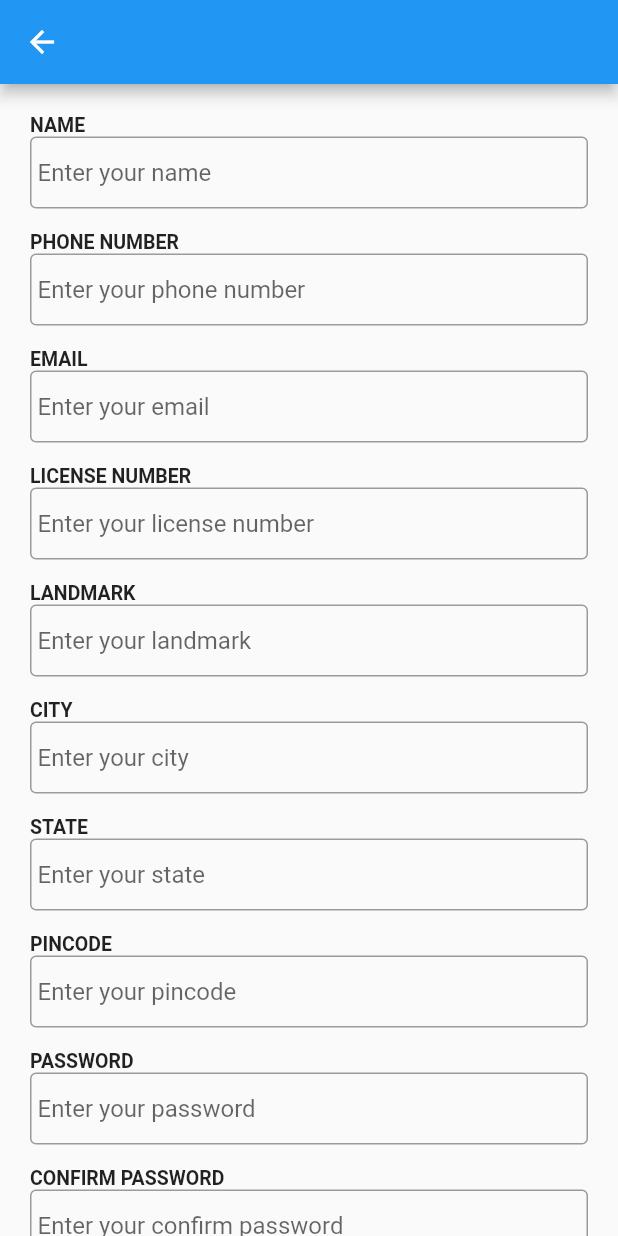
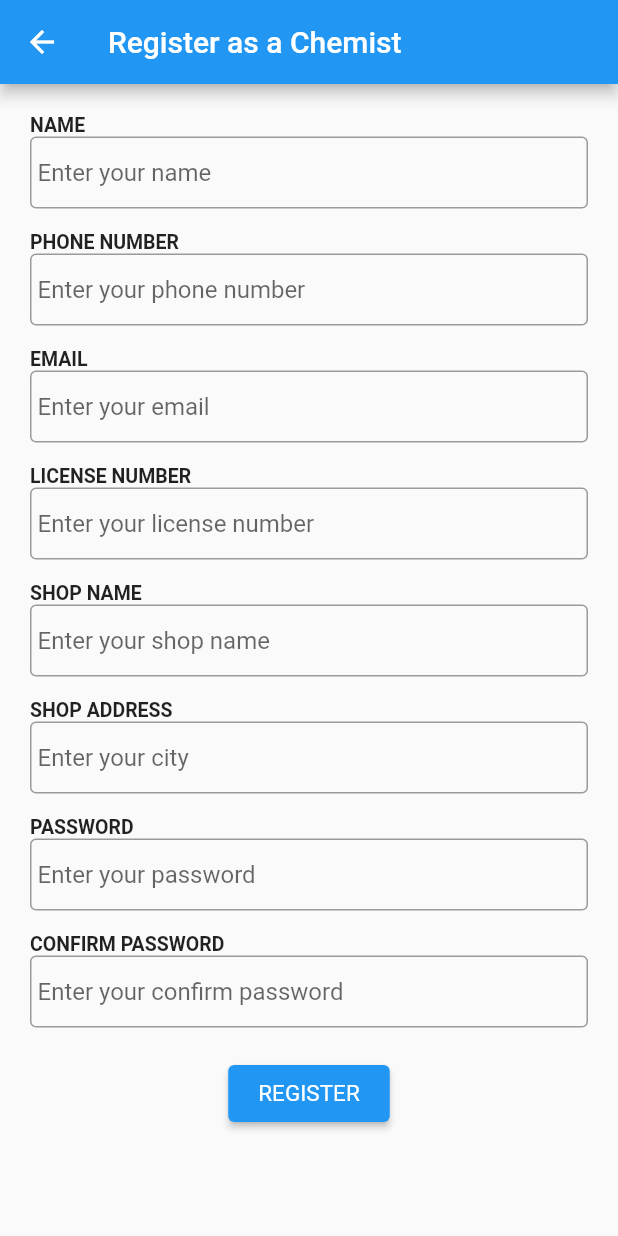
Before and after one commit to mundadapurva/UHI-Frontend, a Flutter app: the UhiChemistRegister screen opened directly, on a phone screen of 412 x 824 dp. Run offline on Flutter 3.47's test engine with Material 2 defaults, Android fonts, the phone set to English and light mode, and no system bars; our stand-ins replace animated_text_kit, bloc, carousel_slider, flutter_bloc, flutter_login, shared_preferences; missing offline and left inert: animated_button; accounts and stored records are empty; network calls fail.

Commit message:
19th April changes

```diff
--- a/lib/design/widgets/uhi_book_appointment.dart
+++ b/lib/design/widgets/uhi_book_appointment.dart
@@ -4,9 +4,9 @@ import 'package:landing_page/design/widgets/uhi_specialities_list.dart';
 import '../../logic/search_delegate/speciality_search.dart';
 
 class UhiBookAppointment extends StatefulWidget {
-  const UhiBookAppointment({super.key, required this.userId});
+  const UhiBookAppointment({super.key});
 
-  final String userId;
+
 
   @override
   State<UhiBookAppointment> createState() => _UhiBookAppointmentState();
@@ -17,7 +17,6 @@ class _UhiBookAppointmentState extends State<UhiBookAppointment> {
   @override
   Widget build(BuildContext context) {
     return Scaffold(
-      appBar: AppBar(),
       body: SingleChildScrollView(
         child: Padding(
           padding: const EdgeInsets.all(10),
--- a/lib/design/widgets/uhi_bottom_navbar.dart
+++ b/lib/design/widgets/uhi_bottom_navbar.dart
@@ -1,4 +1,8 @@
 import 'package:flutter/material.dart';
+
+import 'uhi_book_appointment.dart';
+import 'uhi_chemist_register.dart';
+import 'uhi_doctor_register.dart';
 
 class UhiBottomNavbar extends StatelessWidget {
   const UhiBottomNavbar({super.key});
--- a/lib/design/widgets/uhi_chemist_register.dart
+++ b/lib/design/widgets/uhi_chemist_register.dart
@@ -1,4 +1,9 @@
+import 'dart:developer';
+
 import 'package:flutter/material.dart';
+import 'package:flutter_bloc/flutter_bloc.dart';
+
+import '../../logic/auth_bloc/auth_bloc.dart';
 
 class UhiChemistRegister extends StatefulWidget {
   const UhiChemistRegister({super.key});
@@ -8,13 +13,46 @@ class UhiChemistRegister extends StatefulWidget {
 }
 
 class _UhiChemistRegisterState extends State<UhiChemistRegister> {
+  final _formKey = GlobalKey<FormState>();
+
+  final TextEditingController _nameController = TextEditingController();
+  final TextEditingController _phoneController = TextEditingController();
+  final TextEditingController _emailController = TextEditingController();
+  final TextEditingController _passwordController = TextEditingController();
+  final TextEditingController _confirmPasswordController =
+      TextEditingController();
+  final TextEditingController _shopAddressController = TextEditingController();
+  final TextEditingController _licenseController = TextEditingController();
+  final TextEditingController _shopNameController = TextEditingController();
+
   @override
   Widget build(BuildContext context) {
     return Scaffold(
       appBar: AppBar(
-
+        title: const Text(
+          'Register as a Chemist',
         ),
-      body: SingleChildScrollView(
+      ),
+      body: BlocListener<AuthBloc, AuthState>(
+        listener: (context, state) {
+          // TODO: implement listener
+          if (state is AuthSuccess) {
+            ScaffoldMessenger.of(context).showSnackBar(
+              SnackBar(
+                content: Text(state.message),
+              ),
+            );
+          } else if (state is AuthFailure) {
+            ScaffoldMessenger.of(context).showSnackBar(
+              SnackBar(
+                content: Text(state.message),
+              ),
+            );
+          }
+        },
+        child: SingleChildScrollView(
+          child: Form(
+            key: _formKey,
             child: Container(
               padding: const EdgeInsets.all(20),
               child: Column(
@@ -35,6 +73,7 @@ class _UhiChemistRegisterState extends State<UhiChemistRegister> {
                       }
                       return null;
                     },
+                    controller: _nameController,
                     keyboardType: TextInputType.name,
                     maxLength: 50,
                     decoration: const InputDecoration(
@@ -59,6 +98,7 @@ class _UhiChemistRegisterState extends State<UhiChemistRegister> {
                       }
                       return null;
                     },
+                    controller: _phoneController,
                     keyboardType: TextInputType.phone,
                     maxLength: 10,
                     decoration: const InputDecoration(
@@ -83,6 +123,7 @@ class _UhiChemistRegisterState extends State<UhiChemistRegister> {
                       }
                       return null;
                     },
+                    controller: _emailController,
                     keyboardType: TextInputType.emailAddress,
                     maxLength: 320,
                     decoration: const InputDecoration(
@@ -107,6 +148,7 @@ class _UhiChemistRegisterState extends State<UhiChemistRegister> {
                       }
                       return null;
                     },
+                    controller: _licenseController,
                     maxLength: 10,
                     decoration: const InputDecoration(
                       hintText: 'Enter your license number',
@@ -117,7 +159,7 @@ class _UhiChemistRegisterState extends State<UhiChemistRegister> {
                   ),
                   const SizedBox(height: 15),
                   const Text(
-                'LANDMARK',
+                    'SHOP NAME',
                     style: TextStyle(
                       fontSize: 13,
                       fontWeight: FontWeight.w600,
@@ -126,19 +168,20 @@ class _UhiChemistRegisterState extends State<UhiChemistRegister> {
                   TextFormField(
                     validator: (value) {
                       if (value!.isEmpty) {
-                    return 'Please enter your landmark';
+                        return 'Please enter your shop name';
                       }
                       return null;
                     },
+                    controller: _shopNameController,
                     decoration: const InputDecoration(
-                  hintText: 'Enter your landmark',
+                      hintText: 'Enter your shop name',
                       border: OutlineInputBorder(),
                       contentPadding: EdgeInsets.all(5),
                     ),
                   ),
                   const SizedBox(height: 15),
                   const Text(
-                'CITY',
+                    'SHOP ADDRESS',
                     style: TextStyle(
                       fontSize: 13,
                       fontWeight: FontWeight.w600,
@@ -151,51 +194,9 @@ class _UhiChemistRegisterState extends State<UhiChemistRegister> {
                       }
                       return null;
                     },
+                    controller: _shopAddressController,
                     decoration: const InputDecoration(
                       hintText: 'Enter your city',
-                  border: OutlineInputBorder(),
-                  contentPadding: EdgeInsets.all(5),
-                ),
-              ),
-              const SizedBox(height: 15),
-              const Text(
-                'STATE',
-                style: TextStyle(
-                  fontSize: 13,
-                  fontWeight: FontWeight.w600,
-                ),
-              ),
-              TextFormField(
-                validator: (value) {
-                  if (value!.isEmpty) {
-                    return 'Please enter your state';
-                  }
-                  return null;
-                },
-                decoration: const InputDecoration(
-                  hintText: 'Enter your state',
-                  border: OutlineInputBorder(),
-                  contentPadding: EdgeInsets.all(5),
-                ),
-              ),
-              const SizedBox(height: 15),
-              const Text(
-                'PINCODE',
-                style: TextStyle(
-                  fontSize: 13,
-                  fontWeight: FontWeight.w600,
-                ),
-              ),
-              TextFormField(
-                validator: (value) {
-                  if (value!.isEmpty) {
-                    return 'Please enter your pincode';
-                  }
-                  return null;
-                },
-                keyboardType: TextInputType.number,
-                decoration: const InputDecoration(
-                  hintText: 'Enter your pincode',
                       border: OutlineInputBorder(),
                       contentPadding: EdgeInsets.all(5),
                     ),
@@ -215,6 +216,8 @@ class _UhiChemistRegisterState extends State<UhiChemistRegister> {
                       }
                       return null;
                     },
+                    obscureText: true,
+                    controller: _passwordController,
                     maxLength: 12,
                     decoration: const InputDecoration(
                       hintText: 'Enter your password',
@@ -238,6 +241,8 @@ class _UhiChemistRegisterState extends State<UhiChemistRegister> {
                       }
                       return null;
                     },
+                    obscureText: true,
+                    controller: _confirmPasswordController,
                     maxLength: 12,
                     decoration: const InputDecoration(
                       hintText: 'Enter your confirm password',
@@ -258,7 +263,30 @@ class _UhiChemistRegisterState extends State<UhiChemistRegister> {
                             fontSize: 15,
                           ),
                         ),
-                    onPressed: () {},
+                        onPressed: () {
+                          if (_formKey.currentState!.validate()) {
+                            if (_passwordController.text ==
+                                _confirmPasswordController.text) {
+                              BlocProvider.of<AuthBloc>(context).add(
+                                AuthRegisterChemistEvent(
+                                  name: _nameController.text,
+                                  phone: _phoneController.text,
+                                  email: _emailController.text,
+                                  license: _licenseController.text,
+                                  shopName: _shopNameController.text,
+                                  shopAddress: _shopAddressController.text,
+                                  password: _passwordController.text,
+                                ),
+                              );
+                            } else {
+                              ScaffoldMessenger.of(context).showSnackBar(
+                                const SnackBar(
+                                  content: Text('Passwords do not match'),
+                                ),
+                              );
+                            }
+                          }
+                        },
                         child: const Text(
                           'REGISTER',
                           style: TextStyle(fontSize: 15),
@@ -271,6 +299,8 @@ class _UhiChemistRegisterState extends State<UhiChemistRegister> {
               ),
             ),
           ),
+        ),
+      ),
     );
   }
 }
--- a/lib/design/widgets/uhi_intro_screen.dart
+++ b/lib/design/widgets/uhi_intro_screen.dart
@@ -105,7 +105,7 @@ class UhiIntroScreen extends StatelessWidget {
                       Navigator.of(context).pushReplacement(
                         MaterialPageRoute(
                           builder: (context) => const UhiPatientRegister(),
-                        ),
+                        ), // TODO: ask for type of registration
                       );
                     },
                     enabled: true,
--- a/lib/design/widgets/uhi_patient_register.dart
+++ b/lib/design/widgets/uhi_patient_register.dart
@@ -2,6 +2,7 @@ import 'dart:developer';
 
 import 'package:flutter/material.dart';
 import 'package:flutter_bloc/flutter_bloc.dart';
+import 'package:landing_page/design/pages/login_page.dart';
 import 'package:landing_page/logic/auth_bloc/auth_bloc.dart';
 
 import '../../home_page.dart';
@@ -35,8 +36,9 @@ class _UhiPatientRegisterState extends State<UhiPatientRegister> {
           Navigator.push(
             context,
             MaterialPageRoute(
-              builder: (context) => MyHomePage(
-                userId: state.id,
+              builder: (context) => LoginPage(
+                id: state.id,
+                type: state.type ?? 'user',
               ),
             ),
           );
@@ -49,6 +51,9 @@ class _UhiPatientRegisterState extends State<UhiPatientRegister> {
         }
       },
       child: Scaffold(
+        appBar: AppBar(
+          title: const Text('Patient Register'),
+        ),
         body: SingleChildScrollView(
           child: Container(
             padding: const EdgeInsets.all(20),
@@ -173,14 +178,14 @@ class _UhiPatientRegisterState extends State<UhiPatientRegister> {
                     },
                     controller: _dobController,
                     decoration: const InputDecoration(
-                      hintText: 'Enter your landmark',
+                      hintText: 'Enter your dob',
                       border: OutlineInputBorder(),
                       contentPadding: EdgeInsets.all(5),
                     ),
                   ),
                   const SizedBox(height: 15),
                   const Text(
-                    'CITY',
+                    'ADDRESS',
                     style: TextStyle(
                       fontSize: 13,
                       fontWeight: FontWeight.w600,
@@ -189,57 +194,14 @@ class _UhiPatientRegisterState extends State<UhiPatientRegister> {
                   TextFormField(
                     validator: (value) {
                       if (value!.isEmpty) {
-                        return 'Please enter your city';
-                      }
-                      return null;
-                    },
-                    decoration: const InputDecoration(
-                      hintText: 'Enter your city',
-                      border: OutlineInputBorder(),
-                      contentPadding: EdgeInsets.all(5),
-                    ),
-                  ),
-                  const SizedBox(height: 15),
-                  const Text(
-                    'STATE',
-                    style: TextStyle(
-                      fontSize: 13,
-                      fontWeight: FontWeight.w600,
-                    ),
-                  ),
-                  TextFormField(
-                    validator: (value) {
-                      if (value!.isEmpty) {
-                        return 'Please enter your state';
-                      }
-                      return null;
-                    },
-                    decoration: const InputDecoration(
-                      hintText: 'Enter your state',
-                      border: OutlineInputBorder(),
-                      contentPadding: EdgeInsets.all(5),
-                    ),
-                  ),
-                  const SizedBox(height: 15),
-                  const Text(
-                    'PINCODE',
-                    style: TextStyle(
-                      fontSize: 13,
-                      fontWeight: FontWeight.w600,
-                    ),
-                  ),
-                  TextFormField(
-                    validator: (value) {
-                      if (value!.isEmpty) {
-                        return 'Please enter your pincode';
+                        return 'Please enter your address';
                       }
                       return null;
                     },
                     controller: _addressController,
-                    maxLength: 6,
                     keyboardType: TextInputType.number,
                     decoration: const InputDecoration(
-                      hintText: 'Enter your pincode',
+                      hintText: 'Enter your address',
                       border: OutlineInputBorder(),
                       contentPadding: EdgeInsets.all(5),
                     ),
--- a/lib/home_page.dart
+++ b/lib/home_page.dart
@@ -47,7 +47,7 @@ class _MyHomePageState extends State<MyHomePage> {
       //     ],
       //   ),
       // ),
-      body:  UhiBookAppointment(userId: widget.userId),
+      body: const UhiBookAppointment(),
       bottomNavigationBar: const UhiBottomNavbar(),
     );
   }
--- a/lib/logic/auth_bloc/auth_event.dart
+++ b/lib/logic/auth_bloc/auth_event.dart
@@ -5,10 +5,11 @@ part of 'auth_bloc.dart';
 abstract class AuthEvent {}
 
 class AuthLoginEvent extends AuthEvent {
-  final String email;
+  final String id;
   final String password;
+  final String type;
 
-  AuthLoginEvent({required this.email, required this.password});
+  AuthLoginEvent({required this.id, required this.password, required this.type});
 }
 
 class AuthRegisterEvent extends AuthEvent {
@@ -55,4 +56,24 @@ class AuthRegisterDoctorEvent extends AuthEvent {
   });
 }
 
+class AuthRegisterChemistEvent extends AuthEvent {
+  final String email;
+  final String password;
+  final String license;
+  final String name;
+  final String phone;
+  final String shopAddress;
+  final String shopName;
+
+  AuthRegisterChemistEvent({
+    required this.email,
+    required this.password,
+    required this.license,
+    required this.name,
+    required this.phone,
+    required this.shopAddress,
+    required this.shopName,
+  });
+}
+
 class AuthLogoutEvent extends AuthEvent {}
--- a/lib/logic/auth_bloc/auth_state.dart
+++ b/lib/logic/auth_bloc/auth_state.dart
@@ -11,10 +11,12 @@ class AuthLoading extends AuthState {}
 class AuthSuccess extends AuthState {
   final String message;
   final String id;
+  final String? type;
 
   AuthSuccess({
     required this.message,
     required this.id,
+    this.type,
   });
 }
 
--- a/pubspec.yaml
+++ b/pubspec.yaml
@@ -43,6 +43,7 @@ dependencies:
   http: ^0.13.5
   flutter_bloc: ^8.1.2
   shared_preferences: ^2.1.0
+  flutter_login: ^4.1.1
 
 dev_dependencies:
   flutter_test:
```
Also changed, not shown: lib/design/pages/login_page.dart (added, +150 -0 lines), lib/logic/auth_bloc/auth_bloc.dart (+109 -5 lines), lib/logic/search_delegate/speciality_search.dart (+8 -1 lines), lib/main.dart (+4 -3 lines), pubspec.lock, 6 other files. Lines whose indentation alone changed are shown as unchanged.
